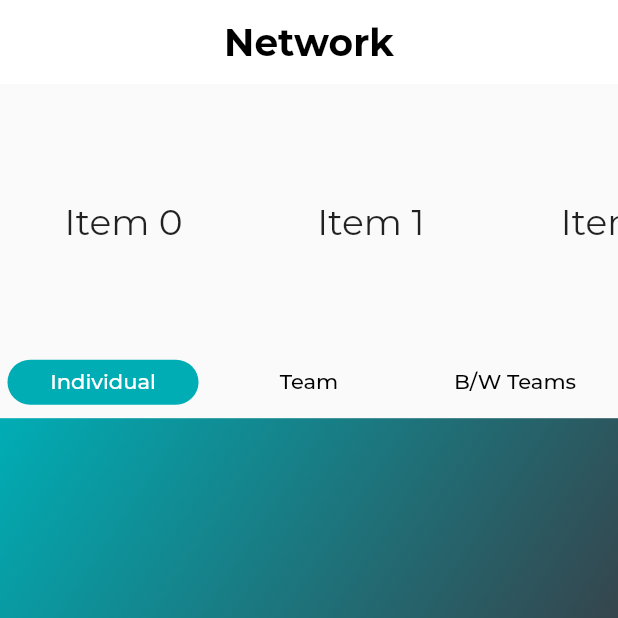
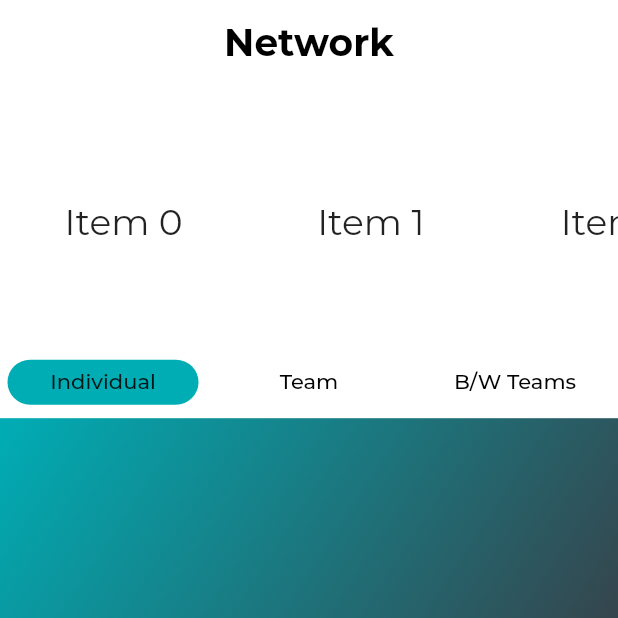
Before and after one commit to Runbhumi/Runbhumi, a Flutter app: the screen it shows after launch, item 2 of the bottom bar chosen, on a phone screen of 412 x 824 dp, the top half of it. Run offline on Flutter 3.47's test engine with Material 2 defaults, Android fonts, the phone set to English and light mode, and no system bars; our stand-ins replace bubble_tab_indicator, cloud_firestore, firebase_auth, firebase_core, google_sign_in, shared_preferences and 1 more; accounts and stored records are empty; project files that could hold a hidden picture were left out.

Commit message:
✨improved theme of the app

```diff
--- a/lib/main.dart
+++ b/lib/main.dart
@@ -20,11 +20,6 @@ class MyApp extends StatelessWidget {
   // This widget is the root of your application.
   @override
   Widget build(BuildContext context) {
-    SystemChrome.setSystemUIOverlayStyle(SystemUiOverlayStyle(
-      statusBarColor: Color(0x55393e46),
-      statusBarBrightness: Brightness.light,
-      statusBarIconBrightness: Brightness.light,
-    ));
     return MaterialApp(
       title: 'Runbhumi',
       // Named Routes
@@ -38,16 +33,82 @@ class MyApp extends StatelessWidget {
         '/moreinfo': (context) => MoreInfo(),
       },
       theme: ThemeData(
-        primarySwatch: Colors.blue,
         visualDensity: VisualDensity.adaptivePlatformDensity,
+        inputDecorationTheme: InputDecorationTheme(
+          hintStyle: TextStyle(
+            color: Color(0xff393E46),
+          ),
+          filled: true,
+          fillColor: Color(0xffeeeeee),
+          hoverColor: Colors.white,
+          alignLabelWithHint: true,
+          border: border(),
+          focusedBorder: focusedBorder(context),
+        ),
+        bottomAppBarTheme: BottomAppBarTheme(
+          color: Colors.white,
+          elevation: 0,
+        ),
+        appBarTheme: AppBarTheme(
+          color: Colors.white,
+          elevation: 0,
+          brightness: Brightness.light,
+          centerTitle: true,
+          iconTheme: IconThemeData(
+            color: Colors.black,
+          ),
+        ),
         primaryColor: Color(0xff00adb5),
+        primaryColorLight: Color(0xff00adb5),
         accentColor: Color(0xff393e46),
         buttonColor: Color(0xffeeeeee),
-        bottomAppBarColor: Color(0xffd4ebf2),
+        scaffoldBackgroundColor: Colors.white,
+        bottomAppBarColor: Colors.white,
         fontFamily: 'Montserrat',
+        brightness: Brightness.light,
+        primaryColorBrightness: Brightness.light,
+      ),
+      darkTheme: ThemeData(
+        visualDensity: VisualDensity.adaptivePlatformDensity,
+        appBarTheme: AppBarTheme(
+          color: Colors.black87,
+          elevation: 0,
+          brightness: Brightness.dark,
+          centerTitle: true,
+          iconTheme: IconThemeData(
+            color: Colors.white,
+          ),
+        ),
+        primaryColor: Color(0xff00adb5),
+        primaryColorLight: Color(0xff00adb5),
+        accentColor: Color(0xff393e46),
+        buttonColor: Color(0xffeeeeee),
+        bottomAppBarColor: Colors.black87,
+        fontFamily: 'Montserrat',
+        brightness: Brightness.dark,
       ),
       home: CustomSplashScreen(),
       debugShowCheckedModeBanner: false,
+    );
+  }
+
+  OutlineInputBorder focusedBorder(BuildContext context) {
+    return OutlineInputBorder(
+      borderRadius: new BorderRadius.circular(50),
+      borderSide: BorderSide(
+        color: Color(0xff00adb5),
+        width: 2.0,
+      ),
+    );
+  }
+
+  OutlineInputBorder border() {
+    return OutlineInputBorder(
+      borderRadius: new BorderRadius.circular(50),
+      borderSide: BorderSide(
+        color: Color(0xffB3ABAB),
+        width: 1.0,
+      ),
     );
   }
 }
--- a/lib/view/addPost.dart
+++ b/lib/view/addPost.dart
@@ -120,9 +120,6 @@ class _AddPostState extends State<AddPost> {
       appBar: AppBar(
         automaticallyImplyLeading: false,
         title: _buildTitle(context),
-        backgroundColor: Colors.white,
-        centerTitle: true,
-        elevation: 0,
       ),
       body: SingleChildScrollView(
         child: Center(
--- a/lib/view/home.dart
+++ b/lib/view/home.dart
@@ -112,13 +112,10 @@ class _HomeState extends State<Home> {
       length: 3,
       child: Scaffold(
         appBar: new AppBar(
-          elevation: 0,
-          backgroundColor: Colors.white,
           automaticallyImplyLeading: false,
           leading: _isSearching ? BackButton(color: Colors.black) : null,
           title: _isSearching ? _buildSearchField() : _buildTitle(context),
           actions: _buildActions(),
-          centerTitle: true,
           bottom: new TabBar(
             indicatorSize: TabBarIndicatorSize.tab,
             labelColor: Colors.white,
--- a/lib/view/mainapp.dart
+++ b/lib/view/mainapp.dart
@@ -35,7 +35,6 @@ class _MainAppState extends State<MainApp> {
         onTap: onTabTapped,
         type: BottomNavigationBarType.fixed,
         currentIndex: _currentIndex,
-        elevation: 10,
         showUnselectedLabels: false,
         items: [
           new BottomNavigationBarItem(
--- a/lib/view/moreInfo.dart
+++ b/lib/view/moreInfo.dart
@@ -7,7 +7,6 @@ class MoreInfo extends StatelessWidget {
       appBar: AppBar(
         leading: BackButton(),
         title: Text("More Info"),
-        centerTitle: true,
       ),
       body: SingleChildScrollView(
         child: Padding(
--- a/lib/view/networkPage.dart
+++ b/lib/view/networkPage.dart
@@ -25,10 +25,7 @@ class Network extends StatelessWidget {
     return Scaffold(
       appBar: AppBar(
         title: _buildTitle(context),
-        backgroundColor: Colors.white,
         automaticallyImplyLeading: false,
-        centerTitle: true,
-        elevation: 0,
       ),
       body: DefaultTabController(
         length: 3,
--- a/lib/view/notificationsPage.dart
+++ b/lib/view/notificationsPage.dart
@@ -28,10 +28,7 @@ class _NotificationsState extends State<Notifications> {
     return Scaffold(
       appBar: AppBar(
         title: _buildTitle(context),
-        centerTitle: true,
-        elevation: 0,
         automaticallyImplyLeading: false,
-        backgroundColor: Colors.white,
       ),
     );
   }
--- a/lib/view/profilePage.dart
+++ b/lib/view/profilePage.dart
@@ -60,7 +60,7 @@ class _ProfileState extends State<Profile> with SingleTickerProviderStateMixin {
       child: Scaffold(
         backgroundColor: Theme.of(context).primaryColor,
         appBar: AppBar(
-          elevation: 0,
+          backgroundColor: Theme.of(context).primaryColor,
           leading: Builder(
             builder: (BuildContext context) {
               return IconButton(
@@ -122,7 +122,8 @@ class _ProfileState extends State<Profile> with SingleTickerProviderStateMixin {
             ),
           ],
         );
-        });
+      },
+    );
   }
 }
 
@@ -308,6 +309,7 @@ class Tabs extends StatelessWidget {
     return PreferredSize(
       preferredSize: Size.fromHeight(50.0),
       child: TabBar(
+        labelColor: Colors.white,
         unselectedLabelColor: Colors.black,
         tabs: [
           Tab(child: Text("Stats")),
--- a/lib/widget/inputBox.dart
+++ b/lib/widget/inputBox.dart
@@ -47,9 +47,6 @@ class InputBox extends StatelessWidget {
           obscureText: obscureText,
           enabled: enabled,
           onChanged: onChange,
-          // validator: (val) {
-          //   return val.length > 8 ? null : "Enter Password 8+ characters";
-          // },
           validator: validateFunction,
           key: key,
           controller: controller,
@@ -67,40 +64,13 @@ class InputBox extends StatelessWidget {
           },
           decoration: InputDecoration(
             hintText: hintText,
-            border: border(),
-            focusedBorder: focusedBorder(context),
-            disabledBorder: border(),
+            labelText: hintText,
             prefixIcon: icon,
             suffixIcon: sufIcon,
             helperText: helpertext,
-            filled: true,
-            fillColor: Color(0xffeeeeee),
-            hintStyle: TextStyle(
-              color: Color(0xff393E46),
-            ),
           ),
         ),
       ),
     );
   }
-
-  OutlineInputBorder focusedBorder(BuildContext context) {
-    return OutlineInputBorder(
-      borderRadius: new BorderRadius.circular(50),
-      borderSide: BorderSide(
-        color: Theme.of(context).primaryColor,
-        width: 2.0,
-      ),
-    );
-  }
-
-  OutlineInputBorder border() {
-    return OutlineInputBorder(
-      borderRadius: new BorderRadius.circular(50),
-      borderSide: BorderSide(
-        color: Color(0xffB3ABAB),
-        width: 1.0,
-      ),
-    );
-  }
 }
--- a/pubspec.yaml
+++ b/pubspec.yaml
@@ -28,6 +28,9 @@ dependencies:
   # Use with the CupertinoIcons class for iOS style icons.
   cupertino_icons: ^0.1.3
   splashscreen: ^1.2.0
+
+  #provider
+  provider: ^4.3.2+2
 
   #firbase
   firebase_core: ^0.5.0
```
Also changed, not shown: pubspec.lock. Lines whose indentation alone changed are shown as unchanged.
